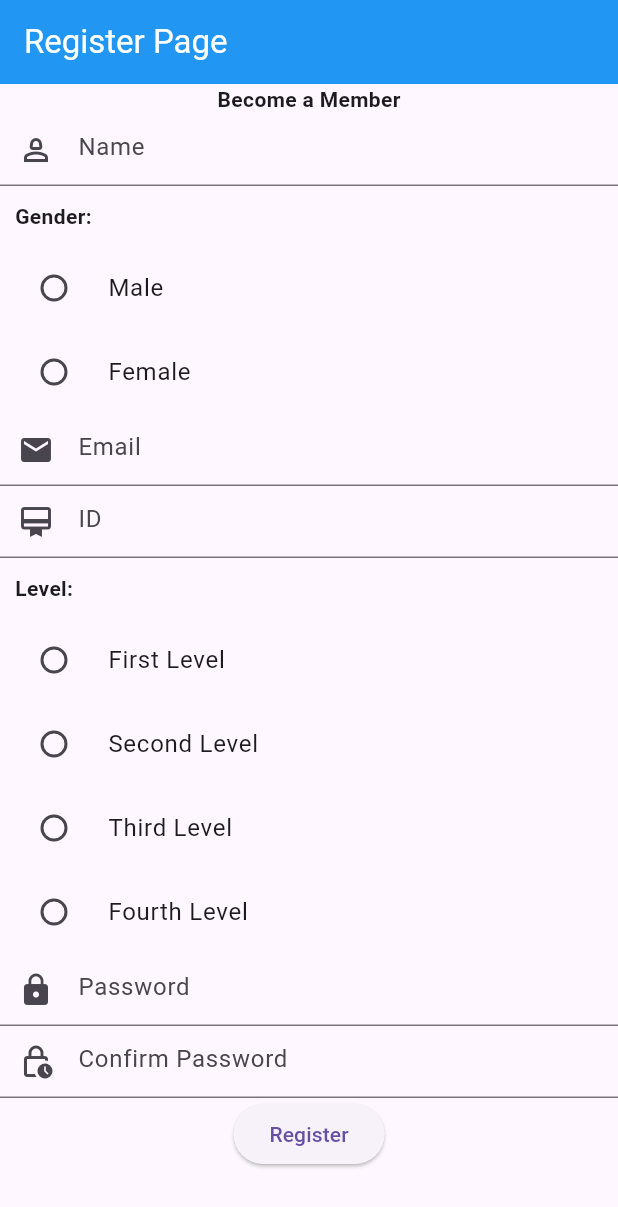
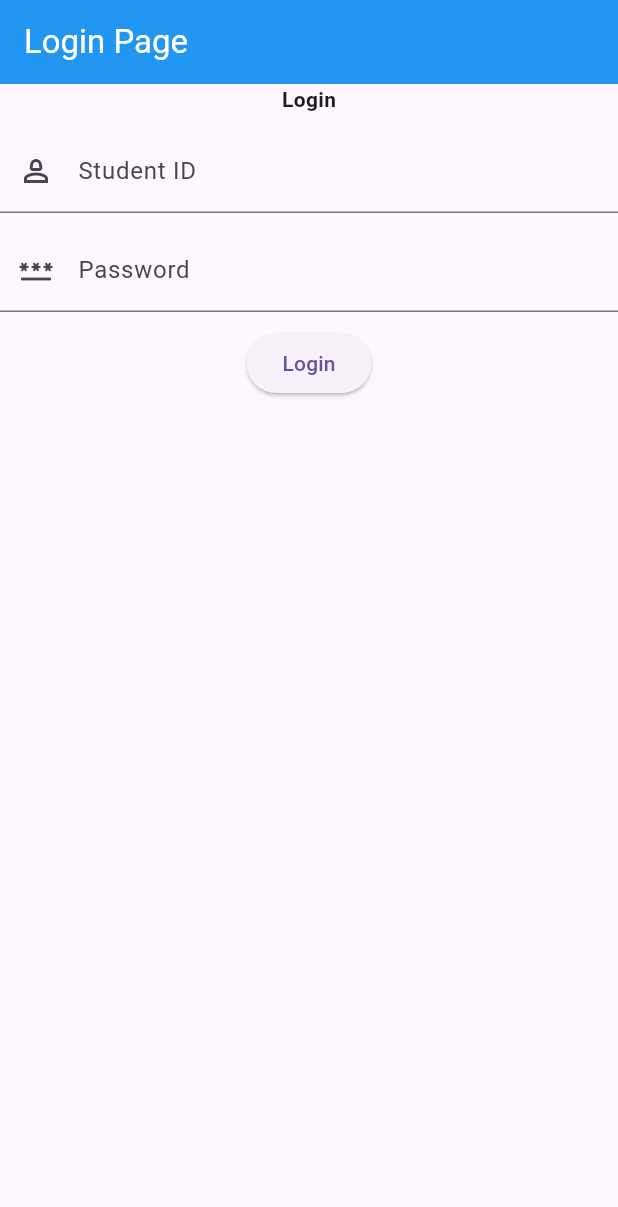
Before and after one commit to andrewk227/EMA_Flutter_Course, a Flutter app: the screen it shows after launch, on a phone screen of 412 x 824 dp. Shown: the top 1207 px of the screen. Run offline on Flutter 3.47's test engine with Material 3 defaults, Android fonts, the phone set to English and light mode, and no system bars.

Commit message:
Login page

```diff
--- a/learn_flutter/lib/main.dart
+++ b/learn_flutter/lib/main.dart
@@ -1,176 +1,14 @@
 import 'package:flutter/material.dart';
+import 'package:learn_flutter/view/login_page/login.dart';
+import 'package:learn_flutter/view/register_page/register.dart';
 
-enum Gender{
-  Male , Female
-}
-enum Level{
-  First , Second , Third , Fourth
-}
 void main() {
   runApp(MaterialApp(
-      title: 'Flutter Assignment 1',
-      theme:ThemeData(
-        primaryColor: Colors.blue,
-        brightness: Brightness.light,
-      ),
-      home: const RegisterPage(),
-    ));
+    title: 'Flutter Assignment 1',
+    theme: ThemeData(
+      primaryColor: Colors.blue,
+      brightness: Brightness.light,
+    ),
+    home: const LoginPage(),
+  ));
 }
-
-class RegisterPage extends StatefulWidget {
-  const RegisterPage({super.key});
-
-  @override
-  State<RegisterPage> createState() => _RegisterPageState();
-}
-
-class _RegisterPageState extends State<RegisterPage> {
-  Gender? _gender;
-  Level? _level;
-  final _formKey = GlobalKey<FormState>();
-  final ScrollController scrollController = ScrollController();
-  final _passwordController = TextEditingController();
-
-  @override
-  Widget build(BuildContext context) {
-    return Scaffold(
-      appBar: AppBar(
-        title:const Text("Register Page" , style: TextStyle(color: Colors.white),),
-        backgroundColor: Theme.of(context).primaryColor,
-      ),
-      body: SingleChildScrollView(
-        child: Form(
-          key:_formKey,
-          child: Column(
-            mainAxisAlignment: MainAxisAlignment.spaceAround,
-            crossAxisAlignment: CrossAxisAlignment.start,
-            children: [
-              const Center(child: Text("Become a Member" , style: TextStyle(fontWeight: FontWeight.bold),)),
-                TextFormField(
-                decoration: const InputDecoration(
-                prefixIcon: Icon(Icons.person_2_outlined) ,
-                contentPadding: EdgeInsets.all(10),
-                hintText: "Name",
-               ),
-               validator: (value) {
-                 if(value == null || value.isEmpty){
-                  return "This Field is mandatory";
-                 }
-                 return null;
-               },
-              ),
-              const Padding(padding:EdgeInsets.all(10),child:  Text("Gender:", style: TextStyle(fontWeight: FontWeight.bold),)),
-              RadioListTile(title:const Text("Male"),value: Gender.Male, groupValue: _gender, onChanged: (value){
-                setState(() {
-                  _gender = value;
-                });
-              }),
-              RadioListTile(title:const Text("Female") ,value: Gender.Female, groupValue: _gender, onChanged: (value){
-                setState(() {
-                  _gender = value;
-                });
-              }),
-              TextFormField(
-                validator: (value) {
-                  if (value == null || value.isEmpty)
-                  {
-                    return "This Field is mandatory";
-                  }
-                  RegExp exp = RegExp(r'(\d{8}@stud.fci-cu.edu.eg)');
-                  if(exp.hasMatch(value))
-                  {
-                    return null;
-                  }
-                  return "Invalid Email";
-                },
-                decoration: const InputDecoration(
-                prefixIcon: Icon(Icons.email) ,
-                contentPadding: EdgeInsets.all(10),
-                hintText: "Email",
-               ),
-              ),
-              TextFormField(
-                validator:(value) {
-                  if (value == null || value.isEmpty)
-                  {
-                    return "This Field is Mandatory";
-                  }
-                  return null;
-                },
-                decoration: const InputDecoration(
-                prefixIcon: Icon(Icons.card_membership) ,
-                contentPadding: EdgeInsets.all(10),
-                hintText: "ID",
-               ),keyboardType: TextInputType.number,
-              ),
-              const Padding(padding:EdgeInsets.all(10),child:  Text("Level:", style: TextStyle(fontWeight: FontWeight.bold),)),
-              RadioListTile(title:const Text("First Level") ,value: Level.First, groupValue: _level, onChanged: (value){
-                setState((){
-                  _level = value;
-                });
-              }),
-              RadioListTile(title:const Text("Second Level"),value: Level.Second, groupValue: _level, onChanged:(value){
-                setState(() {
-                  _level = value;
-                });
-              } ),
-              RadioListTile(title:const Text("Third Level"),value: Level.Third, groupValue: _level, onChanged: (value){
-                setState(() {
-                  _level = value;
-                });}
-                ),
-              RadioListTile(title:const Text("Fourth Level"),value: Level.Fourth, groupValue: _level, onChanged:(value){
-                setState(() {
-                  _level = value;
-                }); }
-                ),
-              TextFormField(
-                validator: (value) {
-                 if(value == null || value.length < 8){
-                  return "Require atleast 8 Characters";
-                 }
-                 return null;
-               },
-               controller: _passwordController,
-                obscureText: true,
-                enableSuggestions: false,
-                autocorrect: false,
-                decoration: const InputDecoration(
-                prefixIcon: Icon(Icons.lock) ,
-                contentPadding: EdgeInsets.all(10),
-                hintText: "Password",
-               ),
-              ),
-              TextFormField(
-                validator: (value) {
-                 if(value == null || value.length < 8){
-                  return "Require atleast 8 Characters";
-                 }
-                 if (value != _passwordController.text){
-                  return "Confirmation password doesn't match the password";
-                 }
-                 return null;
-               },
-                obscureText: true,
-                enableSuggestions: false,
-                autocorrect: false,
-                decoration: const InputDecoration(
-                prefixIcon: Icon(Icons.lock_clock_outlined) ,
-                contentPadding: EdgeInsets.all(10),
-                hintText: "Confirm Password",
-               ),
-              ),
-              Center(
-                child: ElevatedButton(onPressed: (){
-                  if(_formKey.currentState!.validate()){
-                    print("Sa7 kda");
-                  }
-                }, child:const Text("Register")),
-              )
-            ],
-          ),
-        ),
-      ),
-    );
-  }
-}
--- /dev/null
+++ b/learn_flutter/lib/view/login_page/login.dart
@@ -0,0 +1,50 @@
+import "package:flutter/material.dart";
+
+class LoginPage extends StatefulWidget {
+  const LoginPage({super.key});
+
+  @override
+  State<LoginPage> createState() => _LoginPageState();
+}
+
+class _LoginPageState extends State<LoginPage> {
+  @override
+  Widget build(BuildContext context) {
+    return Scaffold(
+        appBar: AppBar(
+          title: const Text(
+            "Login Page",
+            style: TextStyle(color: Colors.white),
+          ),
+          backgroundColor: Theme.of(context).primaryColor,
+        ),
+        body: SingleChildScrollView(
+            child: Form(
+                child: Column(children: [
+          const Text(
+            "Login",
+            style: TextStyle(fontWeight: FontWeight.bold),
+          ),
+          const SizedBox(
+            height: 10,
+          ),
+          TextFormField(
+              decoration: const InputDecoration(
+            prefixIcon: Icon(Icons.person_2_outlined),
+            labelText: "Student ID",
+          )),
+          const SizedBox(
+            height: 10,
+          ),
+          TextFormField(
+              decoration: const InputDecoration(
+            prefixIcon: Icon(Icons.password_outlined),
+            labelText: "Password",
+          )),
+          const SizedBox(
+            height: 10,
+          ),
+          ElevatedButton(onPressed: () {}, child: const Text("Login")),
+        ]))));
+  }
+}
```
Also changed, not shown: learn_flutter/lib/view/register_page/register.dart (added, +204 -0 lines), 1 other file.
